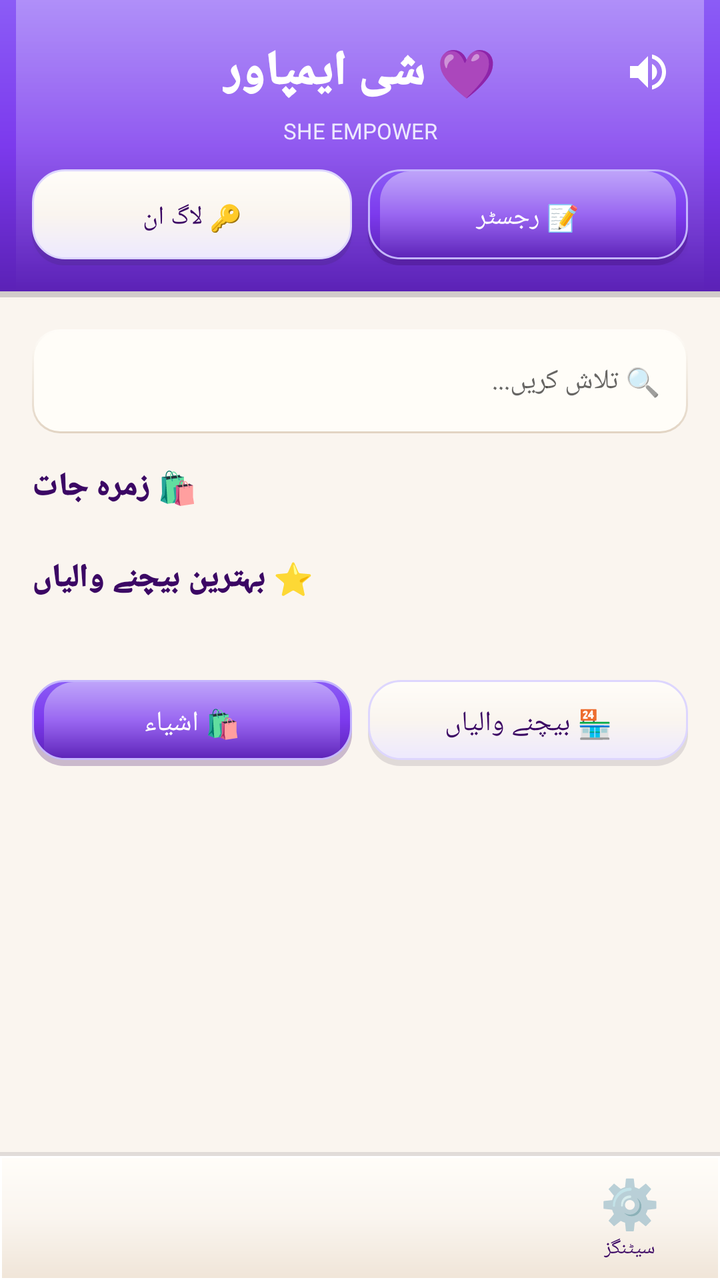
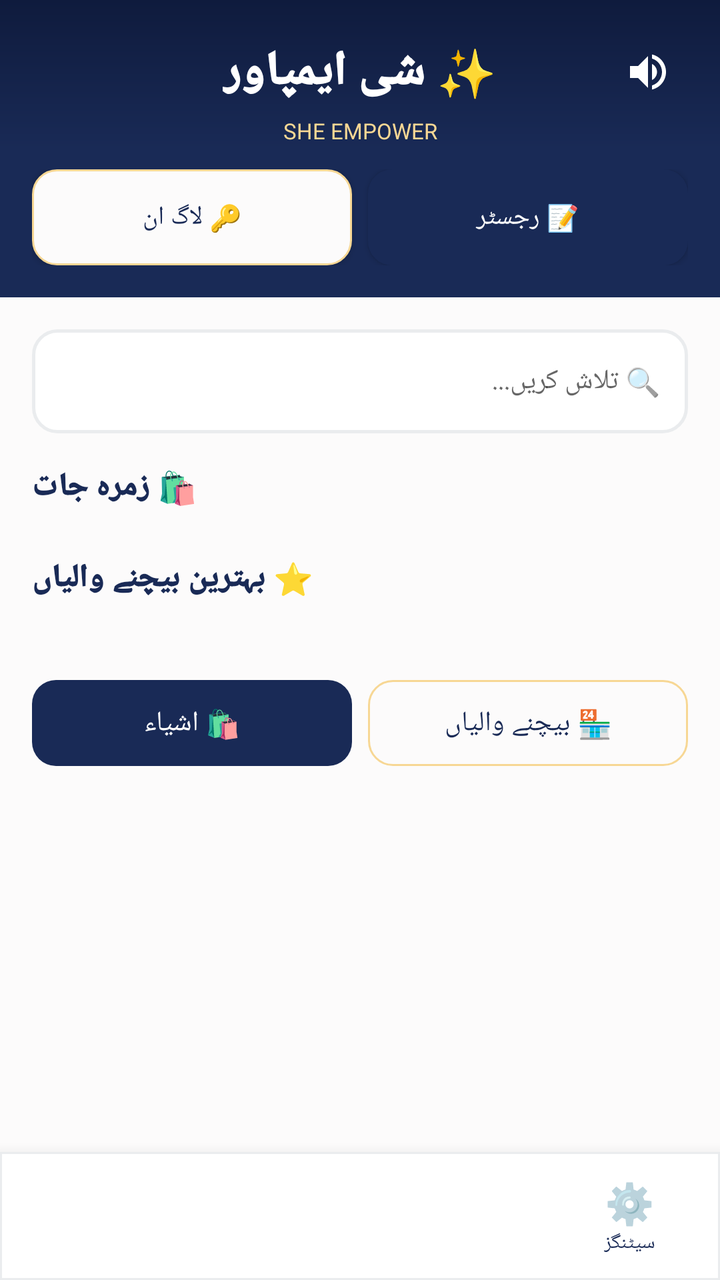

Before-and-after screenshots of an Android layout around one commit, followed by the original layout XML and the change that was made.
<!-- AndroidManifest.xml: application theme Theme.SheEmpower -->
<!-- res/layout/activity_main.xml -->
<?xml version="1.0" encoding="utf-8"?>
<LinearLayout xmlns:android="http://schemas.android.com/apk/res/android"
    android:layout_width="match_parent"
    android:layout_height="match_parent"
    android:background="@color/bg_cream"
    android:orientation="vertical">

    <ScrollView
        android:layout_width="match_parent"
        android:layout_height="0dp"
        android:layout_weight="1">

        <LinearLayout
            android:layout_width="match_parent"
            android:layout_height="wrap_content"
            android:orientation="vertical">

            
            <LinearLayout
                android:layout_width="match_parent"
                android:layout_height="wrap_content"
                android:background="@drawable/bg_skeu_header"
                android:orientation="vertical"
                android:padding="16dp">

                <RelativeLayout
                    android:layout_width="match_parent"
                    android:layout_height="wrap_content">

                    <TextView
                        android:layout_width="wrap_content"
                        android:layout_height="wrap_content"
                        android:layout_centerInParent="true"
                        android:text="💜 شی ایمپاور"
                        android:textSize="24sp"
                        android:fontFamily="sans-serif-black"
                        android:textColor="#FFFFFF" />

                    <ImageButton
                        android:id="@+id/btnSpeaker"
                        android:layout_width="40dp"
                        android:layout_height="40dp"
                        android:layout_alignParentEnd="true"
                        android:layout_centerVertical="true"
                        android:background="?attr/selectableItemBackgroundBorderless"
                        android:src="@drawable/ic_speaker"
                        android:contentDescription="Speaker" />
                </RelativeLayout>

                <TextView
                    android:layout_width="match_parent"
                    android:layout_height="wrap_content"
                    android:text="SHE EMPOWER"
                    android:textSize="11sp"
                    android:gravity="center"
                    android:textColor="@color/lavender_soft"
                    android:layout_marginTop="2dp" />

                <LinearLayout
                    android:layout_width="match_parent"
                    android:layout_height="wrap_content"
                    android:orientation="horizontal"
                    android:layout_marginTop="12dp">

                    <Button
                        android:id="@+id/btnLogin"
                        android:layout_width="0dp"
                        android:layout_height="48dp"
                        android:layout_weight="1"
                        android:text="🔑 لاگ ان"
                        android:textSize="13sp"
                        android:fontFamily="sans-serif-medium"
                        android:background="@drawable/bg_skeu_button_cream"
                        android:textColor="@color/lavender_text"
                        android:layout_marginEnd="8dp" />

                    <Button
                        android:id="@+id/btnJoin"
                        android:layout_width="0dp"
                        android:layout_height="48dp"
                        android:layout_weight="1"
                        android:text="📝 رجسٹر"
                        android:textSize="13sp"
                        android:fontFamily="sans-serif-medium"
                        android:background="@drawable/bg_skeu_button_primary"
                        android:textColor="#FFFFFF" />

                </LinearLayout>
            </LinearLayout>

            
            <EditText
                android:id="@+id/etSearch"
                android:layout_width="match_parent"
                android:layout_height="52dp"
                android:layout_margin="16dp"
                android:hint="🔍 تلاش کریں..."
                android:textSize="14sp"
                android:padding="14dp"
                android:background="@drawable/bg_skeu_input" />

            
            <TextView
                android:layout_width="wrap_content"
                android:layout_height="wrap_content"
                android:layout_marginStart="16dp"
                android:text="🛍️ زمرہ جات"
                android:fontFamily="sans-serif-black"
                android:textColor="@color/lavender_text"
                android:textSize="16sp" />

            <HorizontalScrollView
                android:layout_width="match_parent"
                android:layout_height="wrap_content"
                android:padding="12dp">

                <LinearLayout
                    android:id="@+id/layoutCategories"
                    android:layout_width="wrap_content"
                    android:layout_height="wrap_content"
                    android:orientation="horizontal" />
            </HorizontalScrollView>

            
            <TextView
                android:layout_width="wrap_content"
                android:layout_height="wrap_content"
                android:layout_marginStart="16dp"
                android:text="⭐ بہترین بیچنے والیاں"
                android:fontFamily="sans-serif-black"
                android:textColor="@color/lavender_text"
                android:textSize="16sp" />

            <androidx.recyclerview.widget.RecyclerView
                android:id="@+id/rvTopSellers"
                android:layout_width="match_parent"
                android:layout_height="wrap_content"
                android:padding="12dp" />

            
            <LinearLayout
                android:layout_width="match_parent"
                android:layout_height="wrap_content"
                android:orientation="horizontal"
                android:layout_margin="16dp">

                <TextView
                    android:id="@+id/tvProductsTab"
                    android:layout_width="0dp"
                    android:layout_height="wrap_content"
                    android:layout_weight="1"
                    android:text="🛍️ اشیاء"
                    android:gravity="center"
                    android:padding="12dp"
                    android:fontFamily="sans-serif-medium"
                    android:textColor="#FFFFFF"
                    android:background="@drawable/bg_skeu_button_primary" />

                <TextView
                    android:id="@+id/tvSellersTab"
                    android:layout_width="0dp"
                    android:layout_height="wrap_content"
                    android:layout_weight="1"
                    android:layout_marginStart="8dp"
                    android:text="🏪 بیچنے والیاں"
                    android:gravity="center"
                    android:padding="12dp"
                    android:fontFamily="sans-serif-medium"
                    android:textColor="@color/lavender_text"
                    android:background="@drawable/bg_skeu_button_cream" />
            </LinearLayout>

            <androidx.recyclerview.widget.RecyclerView
                android:id="@+id/rvLatestProducts"
                android:layout_width="match_parent"
                android:layout_height="wrap_content"
                android:padding="8dp"
                android:nestedScrollingEnabled="false" />

        </LinearLayout>
    </ScrollView>

    <include
        layout="@layout/bottom_nav_bar"
        android:id="@+id/bottomNav" />

</LinearLayout>
<!-- res/layout/bottom_nav_bar.xml (included above) -->
<?xml version="1.0" encoding="utf-8"?>
<LinearLayout
    xmlns:android="http://schemas.android.com/apk/res/android"
    android:id="@+id/bottomNav"
    android:layout_width="match_parent"
    android:layout_height="64dp"
    android:orientation="horizontal"
    android:background="@drawable/bg_skeu_nav"
    android:elevation="12dp">

    
    <LinearLayout
        android:id="@+id/navItem1"
        android:layout_width="0dp"
        android:layout_height="match_parent"
        android:layout_weight="1"
        android:orientation="vertical"
        android:gravity="center"
        android:clickable="true"
        android:focusable="true">

        <TextView
            android:id="@+id/navIcon1"
            android:layout_width="wrap_content"
            android:layout_height="wrap_content"
            android:textSize="20sp"/>

        <TextView
            android:id="@+id/navLabel1"
            android:layout_width="wrap_content"
            android:layout_height="wrap_content"
            android:textSize="10sp"
            android:textColor="@color/lavender_text"/>

    </LinearLayout>

    
    <LinearLayout
        android:id="@+id/navItem2"
        android:layout_width="0dp"
        android:layout_height="match_parent"
        android:layout_weight="1"
        android:orientation="vertical"
        android:gravity="center"
        android:clickable="true"
        android:focusable="true">

        <TextView
            android:id="@+id/navIcon2"
            android:layout_width="wrap_content"
            android:layout_height="wrap_content"
            android:textSize="20sp"/>

        <TextView
            android:id="@+id/navLabel2"
            android:layout_width="wrap_content"
            android:layout_height="wrap_content"
            android:textSize="10sp"
            android:textColor="@color/lavender_text"/>

    </LinearLayout>

    
    <LinearLayout
        android:id="@+id/navItem3"
        android:layout_width="0dp"
        android:layout_height="match_parent"
        android:layout_weight="1"
        android:orientation="vertical"
        android:gravity="center"
        android:clickable="true"
        android:focusable="true">

        <TextView
            android:id="@+id/navIcon3"
            android:layout_width="wrap_content"
            android:layout_height="wrap_content"
            android:textSize="20sp"/>

        <TextView
            android:id="@+id/navLabel3"
            android:layout_width="wrap_content"
            android:layout_height="wrap_content"
            android:textSize="10sp"
            android:textColor="@color/lavender_text"/>

    </LinearLayout>

    
    <LinearLayout
        android:id="@+id/navItem4"
        android:layout_width="0dp"
        android:layout_height="match_parent"
        android:layout_weight="1"
        android:orientation="vertical"
        android:gravity="center"
        android:clickable="true"
        android:focusable="true">

        <TextView
            android:id="@+id/navIcon4"
            android:layout_width="wrap_content"
            android:layout_height="wrap_content"
            android:text="⚙️"
            android:textSize="24sp"/>

        <TextView
            android:id="@+id/navLabel4"
            android:layout_width="wrap_content"
            android:layout_height="wrap_content"
            android:text="سیٹنگز"
            android:textSize="10sp"
            android:textColor="@color/lavender_text"/>

    </LinearLayout>

</LinearLayout>
<!-- resources referenced by this layout -->
<resources>
  <color name="bg_cream">#FAF5EF</color>
  <color name="lavender_soft">#EDE9FE</color>
  <color name="lavender_text">#3B0764</color>
  <!-- drawable bg_skeu_button_cream (drawable) -->
  <?xml version="1.0" encoding="utf-8"?>
  <layer-list xmlns:android="http://schemas.android.com/apk/res/android">
      <item android:top="3dp">
          <shape android:shape="rectangle">
              <solid android:color="#202D253B" />
              <corners android:radius="16dp" />
          </shape>
      </item>
      <item android:bottom="3dp">
          <shape android:shape="rectangle">
              <gradient
                  android:startColor="#FFFDF9"
                  android:centerColor="#FAF5EF"
                  android:endColor="#EDE9FE"
                  android:angle="270" />
              <stroke android:width="1dp" android:color="#DDD6FE" />
              <corners android:radius="16dp" />
          </shape>
      </item>
  </layer-list>
  <!-- drawable bg_skeu_button_primary (drawable) -->
  <?xml version="1.0" encoding="utf-8"?>
  <layer-list xmlns:android="http://schemas.android.com/apk/res/android">
      
      <item android:top="3dp">
          <shape android:shape="rectangle">
              <solid android:color="#403B0764" />
              <corners android:radius="16dp" />
          </shape>
      </item>
      
      <item android:bottom="3dp">
          <shape android:shape="rectangle">
              <gradient
                  android:startColor="#8B5CF6"
                  android:centerColor="@color/lavender_primary"
                  android:endColor="@color/lavender_dark"
                  android:angle="270" />
              <stroke android:width="1dp" android:color="#C4B5FD" />
              <corners android:radius="16dp" />
          </shape>
      </item>
      
      <item android:bottom="3dp" android:top="1dp" android:left="6dp" android:right="6dp">
          <shape android:shape="rectangle">
              <gradient
                  android:startColor="#70FFFFFF"
                  android:endColor="#00FFFFFF"
                  android:angle="270" />
              <corners android:topLeftRadius="15dp" android:topRightRadius="15dp" />
          </shape>
      </item>
  </layer-list>
  <!-- drawable bg_skeu_header (drawable) -->
  <?xml version="1.0" encoding="utf-8"?>
  <layer-list xmlns:android="http://schemas.android.com/apk/res/android">
      
      <item android:top="3dp">
          <shape android:shape="rectangle">
              <solid android:color="#332D253B" />
          </shape>
      </item>
      
      <item android:bottom="3dp">
          <shape android:shape="rectangle">
              <gradient
                  android:startColor="#8B5CF6"
                  android:centerColor="@color/lavender_primary"
                  android:endColor="@color/lavender_dark"
                  android:angle="270" />
          </shape>
      </item>
      
      <item android:bottom="3dp" android:top="0dp" android:left="8dp" android:right="8dp">
          <shape android:shape="rectangle">
              <gradient
                  android:startColor="#50FFFFFF"
                  android:endColor="#00FFFFFF"
                  android:angle="270" />
          </shape>
      </item>
  </layer-list>
  <!-- drawable bg_skeu_input (drawable) -->
  <?xml version="1.0" encoding="utf-8"?>
  <layer-list xmlns:android="http://schemas.android.com/apk/res/android">
      
      <item>
          <shape android:shape="rectangle">
              <gradient
                  android:startColor="#E2D4C3"
                  android:endColor="#FFFDF9"
                  android:angle="90" />
              <corners android:radius="14dp" />
          </shape>
      </item>
      
      <item android:top="1dp" android:left="1dp" android:right="1dp" android:bottom="1dp">
          <shape android:shape="rectangle">
              <solid android:color="#FFFDF8" />
              <corners android:radius="13dp" />
          </shape>
      </item>
  </layer-list>
  <!-- drawable bg_skeu_nav (drawable) -->
  <?xml version="1.0" encoding="utf-8"?>
  <layer-list xmlns:android="http://schemas.android.com/apk/res/android">
      
      <item>
          <shape android:shape="rectangle">
              <gradient
                  android:startColor="#202D253B"
                  android:endColor="#00000000"
                  android:angle="270" />
          </shape>
      </item>
      
      <item android:top="2dp">
          <shape android:shape="rectangle">
              <gradient
                  android:startColor="#FFFDF9"
                  android:centerColor="#FAF5EF"
                  android:endColor="#F0E5D8"
                  android:angle="270" />
              <stroke android:width="1dp" android:color="#FFFFFF" />
          </shape>
      </item>
  </layer-list>
  <style name="Theme.SheEmpower" parent="Theme.AppCompat.Light.NoActionBar">
          <item name="colorPrimary">@color/lavender_primary</item>
          <item name="colorPrimaryDark">@color/lavender_dark</item>
          <item name="colorAccent">@color/lavender_primary</item>
          <item name="android:windowBackground">@color/bg_cream</item>
          <item name="android:colorBackground">@color/bg_cream</item>
          <item name="android:textColorPrimary">@color/text_dark</item>
          <item name="android:textColorSecondary">@color/text_gray</item>
      </style>
  <color name="lavender_primary">#7C3AED</color>
  <color name="lavender_dark">#5B21B6</color>
  <color name="text_dark">#2D253B</color>
  <color name="text_gray">#6B637B</color>
  <!-- unchanged entries left out for length: 1 -->
</resources>

<!-- the commit's change to res/layout/activity_main.xml (unified diff, before → after) -->
@@ -2,7 +2,7 @@
 <LinearLayout xmlns:android="http://schemas.android.com/apk/res/android"
     android:layout_width="match_parent"
     android:layout_height="match_parent"
-    android:background="@color/bg_cream"
+    android:background="@color/background"
     android:orientation="vertical">
 
     <ScrollView
@@ -31,7 +31,7 @@
                         android:layout_width="wrap_content"
                         android:layout_height="wrap_content"
                         android:layout_centerInParent="true"
-                        android:text="💜 شی ایمپاور"
+                        android:text="✨ شی ایمپاور"
                         android:textSize="24sp"
                         android:fontFamily="sans-serif-black"
                         android:textColor="#FFFFFF" />
@@ -53,7 +53,7 @@
                     android:text="SHE EMPOWER"
                     android:textSize="11sp"
                     android:gravity="center"
-                    android:textColor="@color/lavender_soft"
+                    android:textColor="@color/accent"
                     android:layout_marginTop="2dp" />
 
                 <LinearLayout
@@ -71,7 +71,7 @@
                         android:textSize="13sp"
                         android:fontFamily="sans-serif-medium"
                         android:background="@drawable/bg_skeu_button_cream"
-                        android:textColor="@color/lavender_text"
+                        android:textColor="@color/text_primary"
                         android:layout_marginEnd="8dp" />
 
                     <Button
@@ -106,7 +106,7 @@
                 android:layout_marginStart="16dp"
                 android:text="🛍️ زمرہ جات"
                 android:fontFamily="sans-serif-black"
-                android:textColor="@color/lavender_text"
+                android:textColor="@color/text_primary"
                 android:textSize="16sp" />
 
             <HorizontalScrollView
@@ -128,7 +128,7 @@
                 android:layout_marginStart="16dp"
                 android:text="⭐ بہترین بیچنے والیاں"
                 android:fontFamily="sans-serif-black"
-                android:textColor="@color/lavender_text"
+                android:textColor="@color/text_primary"
                 android:textSize="16sp" />
 
             <androidx.recyclerview.widget.RecyclerView
@@ -166,7 +166,7 @@
                     android:gravity="center"
                     android:padding="12dp"
                     android:fontFamily="sans-serif-medium"
-                    android:textColor="@color/lavender_text"
+                    android:textColor="@color/text_primary"
                     android:background="@drawable/bg_skeu_button_cream" />
             </LinearLayout>
 
@@ -218,7 +218,7 @@
             android:layout_width="wrap_content"
             android:layout_height="wrap_content"
             android:textSize="10sp"
-            android:textColor="@color/lavender_text"/>
+            android:textColor="@color/text_primary"/>
 
     </LinearLayout>
 
@@ -244,7 +244,7 @@
             android:layout_width="wrap_content"
             android:layout_height="wrap_content"
             android:textSize="10sp"
-            android:textColor="@color/lavender_text"/>
+            android:textColor="@color/text_primary"/>
 
     </LinearLayout>
 
@@ -270,7 +270,7 @@
             android:layout_width="wrap_content"
             android:layout_height="wrap_content"
             android:textSize="10sp"
-            android:textColor="@color/lavender_text"/>
+            android:textColor="@color/text_primary"/>
 
     </LinearLayout>
 
@@ -290,7 +290,7 @@
             android:layout_width="wrap_content"
             android:layout_height="wrap_content"
             android:text="⚙️"
-            android:textSize="24sp"/>
+            android:textSize="20sp"/>
 
         <TextView
             android:id="@+id/navLabel4"
@@ -298,7 +298,7 @@
             android:layout_height="wrap_content"
             android:text="سیٹنگز"
             android:textSize="10sp"
-            android:textColor="@color/lavender_text"/>
+            android:textColor="@color/text_primary"/>
 
     </LinearLayout>
 
<!-- resource entries referenced after the edit -->
@@ -1,149 +1,66 @@
 <!-- resources referenced by this layout -->
 <resources>
-  <color name="bg_cream">#FAF5EF</color>
-  <color name="lavender_soft">#EDE9FE</color>
-  <color name="lavender_text">#3B0764</color>
+  <color name="accent">#F7D794</color>
+  <color name="background">#FCFBFB</color>
+  <color name="text_primary">#192A56</color>
   <!-- drawable bg_skeu_button_cream (drawable) -->
   <?xml version="1.0" encoding="utf-8"?>
-  <layer-list xmlns:android="http://schemas.android.com/apk/res/android">
-      <item android:top="3dp">
-          <shape android:shape="rectangle">
-              <solid android:color="#202D253B" />
-              <corners android:radius="16dp" />
-          </shape>
-      </item>
-      <item android:bottom="3dp">
-          <shape android:shape="rectangle">
-              <gradient
-                  android:startColor="#FFFDF9"
-                  android:centerColor="#FAF5EF"
-                  android:endColor="#EDE9FE"
-                  android:angle="270" />
-              <stroke android:width="1dp" android:color="#DDD6FE" />
-              <corners android:radius="16dp" />
-          </shape>
-      </item>
-  </layer-list>
+  <shape xmlns:android="http://schemas.android.com/apk/res/android"
+      android:shape="rectangle">
+      <solid android:color="@color/pearl_white" />
+      <corners android:radius="12dp" />
+      <stroke android:color="@color/champagne" android:width="1dp" />
+  </shape>
   <!-- drawable bg_skeu_button_primary (drawable) -->
   <?xml version="1.0" encoding="utf-8"?>
-  <layer-list xmlns:android="http://schemas.android.com/apk/res/android">
-      
-      <item android:top="3dp">
-          <shape android:shape="rectangle">
-              <solid android:color="#403B0764" />
-              <corners android:radius="16dp" />
-          </shape>
-      </item>
-      
-      <item android:bottom="3dp">
-          <shape android:shape="rectangle">
-              <gradient
-                  android:startColor="#8B5CF6"
-                  android:centerColor="@color/lavender_primary"
-                  android:endColor="@color/lavender_dark"
-                  android:angle="270" />
-              <stroke android:width="1dp" android:color="#C4B5FD" />
-              <corners android:radius="16dp" />
-          </shape>
-      </item>
-      
-      <item android:bottom="3dp" android:top="1dp" android:left="6dp" android:right="6dp">
-          <shape android:shape="rectangle">
-              <gradient
-                  android:startColor="#70FFFFFF"
-                  android:endColor="#00FFFFFF"
-                  android:angle="270" />
-              <corners android:topLeftRadius="15dp" android:topRightRadius="15dp" />
-          </shape>
-      </item>
-  </layer-list>
+  <shape xmlns:android="http://schemas.android.com/apk/res/android"
+      android:shape="rectangle">
+      <solid android:color="@color/midnight_navy" />
+      <corners android:radius="12dp" />
+  </shape>
   <!-- drawable bg_skeu_header (drawable) -->
   <?xml version="1.0" encoding="utf-8"?>
-  <layer-list xmlns:android="http://schemas.android.com/apk/res/android">
-      
-      <item android:top="3dp">
-          <shape android:shape="rectangle">
-              <solid android:color="#332D253B" />
-          </shape>
-      </item>
-      
-      <item android:bottom="3dp">
-          <shape android:shape="rectangle">
-              <gradient
-                  android:startColor="#8B5CF6"
-                  android:centerColor="@color/lavender_primary"
-                  android:endColor="@color/lavender_dark"
-                  android:angle="270" />
-          </shape>
-      </item>
-      
-      <item android:bottom="3dp" android:top="0dp" android:left="8dp" android:right="8dp">
-          <shape android:shape="rectangle">
-              <gradient
-                  android:startColor="#50FFFFFF"
-                  android:endColor="#00FFFFFF"
-                  android:angle="270" />
-          </shape>
-      </item>
-  </layer-list>
+  <shape xmlns:android="http://schemas.android.com/apk/res/android"
+      android:shape="rectangle">
+      <gradient
+          android:startColor="#0F1B3D"
+          android:centerColor="#192A56"
+          android:endColor="#192A56"
+          android:angle="270" />
+  </shape>
   <!-- drawable bg_skeu_input (drawable) -->
   <?xml version="1.0" encoding="utf-8"?>
-  <layer-list xmlns:android="http://schemas.android.com/apk/res/android">
-      
-      <item>
-          <shape android:shape="rectangle">
-              <gradient
-                  android:startColor="#E2D4C3"
-                  android:endColor="#FFFDF9"
-                  android:angle="90" />
-              <corners android:radius="14dp" />
-          </shape>
-      </item>
-      
-      <item android:top="1dp" android:left="1dp" android:right="1dp" android:bottom="1dp">
-          <shape android:shape="rectangle">
-              <solid android:color="#FFFDF8" />
-              <corners android:radius="13dp" />
-          </shape>
-      </item>
-  </layer-list>
+  <shape xmlns:android="http://schemas.android.com/apk/res/android"
+      android:shape="rectangle">
+      <solid android:color="@color/white" />
+      <corners android:radius="12dp" />
+      <stroke android:color="@color/card_border" android:width="1.5dp" />
+  </shape>
   <!-- drawable bg_skeu_nav (drawable) -->
   <?xml version="1.0" encoding="utf-8"?>
-  <layer-list xmlns:android="http://schemas.android.com/apk/res/android">
-      
-      <item>
-          <shape android:shape="rectangle">
-              <gradient
-                  android:startColor="#202D253B"
-                  android:endColor="#00000000"
-                  android:angle="270" />
-          </shape>
-      </item>
-      
-      <item android:top="2dp">
-          <shape android:shape="rectangle">
-              <gradient
-                  android:startColor="#FFFDF9"
-                  android:centerColor="#FAF5EF"
-                  android:endColor="#F0E5D8"
-                  android:angle="270" />
-              <stroke android:width="1dp" android:color="#FFFFFF" />
-          </shape>
-      </item>
-  </layer-list>
+  <shape xmlns:android="http://schemas.android.com/apk/res/android"
+      android:shape="rectangle">
+      <solid android:color="@color/white" />
+      <stroke android:color="@color/card_border" android:width="1dp" />
+  </shape>
   <style name="Theme.SheEmpower" parent="Theme.AppCompat.Light.NoActionBar">
-          <item name="colorPrimary">@color/lavender_primary</item>
-          <item name="colorPrimaryDark">@color/lavender_dark</item>
-          <item name="colorAccent">@color/lavender_primary</item>
-          <item name="android:windowBackground">@color/bg_cream</item>
-          <item name="android:colorBackground">@color/bg_cream</item>
-          <item name="android:textColorPrimary">@color/text_dark</item>
-          <item name="android:textColorSecondary">@color/text_gray</item>
+          <item name="colorPrimary">@color/primary</item>
+          <item name="colorPrimaryDark">@color/primary_dark</item>
+          <item name="colorAccent">@color/accent</item>
+          <item name="android:windowBackground">@color/background</item>
+          <item name="android:colorBackground">@color/background</item>
+          <item name="android:textColorPrimary">@color/text_primary</item>
+          <item name="android:textColorSecondary">@color/text_secondary</item>
+          <item name="android:statusBarColor">@color/primary_dark</item>
       </style>
-  <color name="lavender_primary">#7C3AED</color>
-  <color name="lavender_dark">#5B21B6</color>
-  <color name="text_dark">#2D253B</color>
-  <color name="text_gray">#6B637B</color>
+  <color name="pearl_white">#FCFBFB</color>
+  <color name="champagne">#F7D794</color>
+  <color name="midnight_navy">#192A56</color>
+  <color name="white">#FFFFFF</color>
+  <color name="card_border">#EAECEE</color>
+  <color name="primary">#192A56</color>
+  <color name="primary_dark">#0F1B3D</color>
+  <color name="text_secondary">#6B7A99</color>
   <!-- unchanged entries left out for length: 1 -->
 </resources>
 
